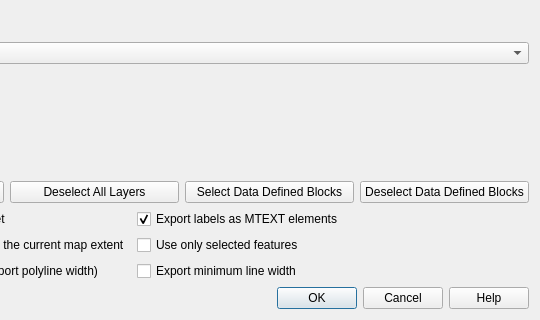
carsmie/QGIS, file src/ui/qgsdxfexportdialogbase.ui: the form before one commit; both pictures show x 176 to 716 and y 360 to 680 of the 716 by 680 pixel window.
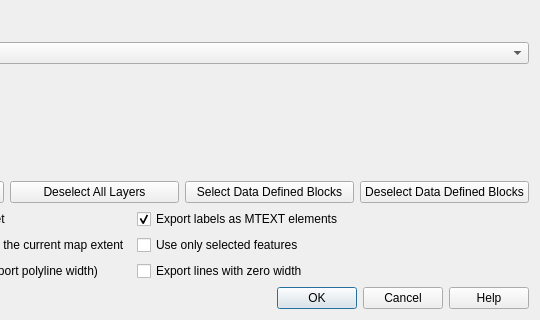
The form after the commit. Custom widgets are drawn as their Qt base class.

Commit message: Change checkbox label

```diff
--- a/src/ui/qgsdxfexportdialogbase.ui
+++ b/src/ui/qgsdxfexportdialogbase.ui
@@ -219,7 +219,7 @@
        <item row="2" column="1">
         <widget class="QCheckBox" name="mHairlineWidthExportCheckBox">
          <property name="text">
-          <string>Export minimum line width</string>
+          <string>Export lines with zero width</string>
          </property>
         </widget>
        </item>
```
